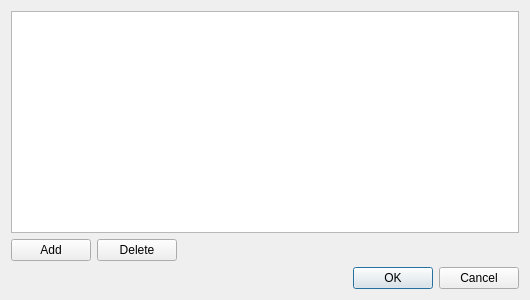
Above: TonatiuhProject/plugins/MaterialAngleDependentSpecular/src/containerviewer.ui from iat-cener/tonatiuh before the change. Below: the same form after it.
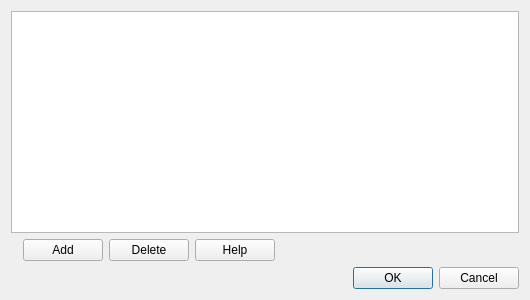
That is the form after the change.

Commit message: Help button added to Reflectivity editor

```diff
--- a/TonatiuhProject/plugins/MaterialAngleDependentSpecular/src/containerviewer.ui
+++ b/TonatiuhProject/plugins/MaterialAngleDependentSpecular/src/containerviewer.ui
@@ -14,24 +14,7 @@
    <string>Container Viewer</string>
   </property>
   <layout class="QGridLayout" name="gridLayout">
-   <item row="2" column="0">
-    <widget class="QPushButton" name="addButton">
-     <property name="text">
-      <string>Add</string>
-     </property>
-    </widget>
-   </item>
-   <item row="3" column="2">
-    <widget class="QDialogButtonBox" name="buttonBox">
-     <property name="orientation">
-      <enum>Qt::Horizontal</enum>
-     </property>
-     <property name="standardButtons">
-      <set>QDialogButtonBox::Cancel|QDialogButtonBox::Ok</set>
-     </property>
-    </widget>
-   </item>
-   <item row="0" column="0" colspan="3">
+   <item row="0" column="0" rowspan="3" colspan="6">
     <widget class="QTableWidget" name="variableValuesTable">
      <property name="selectionMode">
       <enum>QAbstractItemView::SingleSelection</enum>
@@ -41,13 +24,37 @@
      </property>
     </widget>
    </item>
-   <item row="2" column="1">
+   <item row="4" column="5">
+    <widget class="QDialogButtonBox" name="buttonBox">
+     <property name="orientation">
+      <enum>Qt::Horizontal</enum>
+     </property>
+     <property name="standardButtons">
+      <set>QDialogButtonBox::Cancel|QDialogButtonBox::Ok</set>
+     </property>
+    </widget>
+   </item>
+   <item row="3" column="2">
+    <widget class="QPushButton" name="addButton">
+     <property name="text">
+      <string>Add</string>
+     </property>
+    </widget>
+   </item>
+   <item row="3" column="3">
     <widget class="QPushButton" name="deleteButton">
      <property name="text">
       <string>Delete</string>
      </property>
     </widget>
    </item>
+   <item row="3" column="4">
+    <widget class="QPushButton" name="helpButton">
+     <property name="text">
+      <string>Help</string>
+     </property>
+    </widget>
+   </item>
   </layout>
  </widget>
  <resources/>
```
The commit also changes 2 other files.
